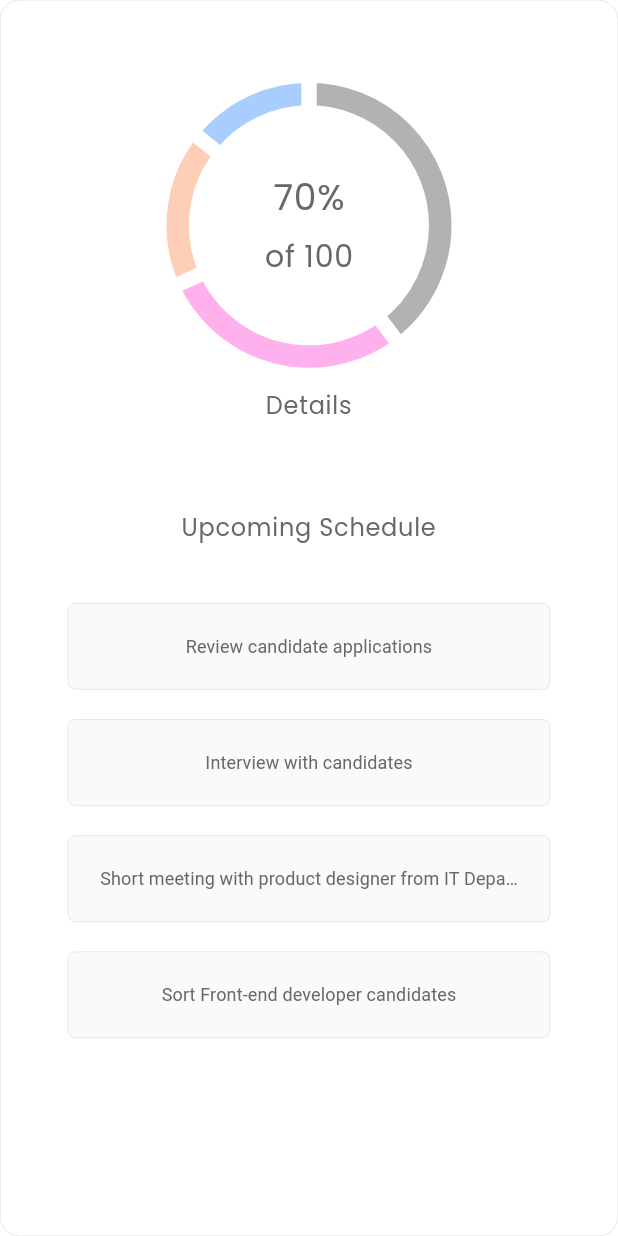
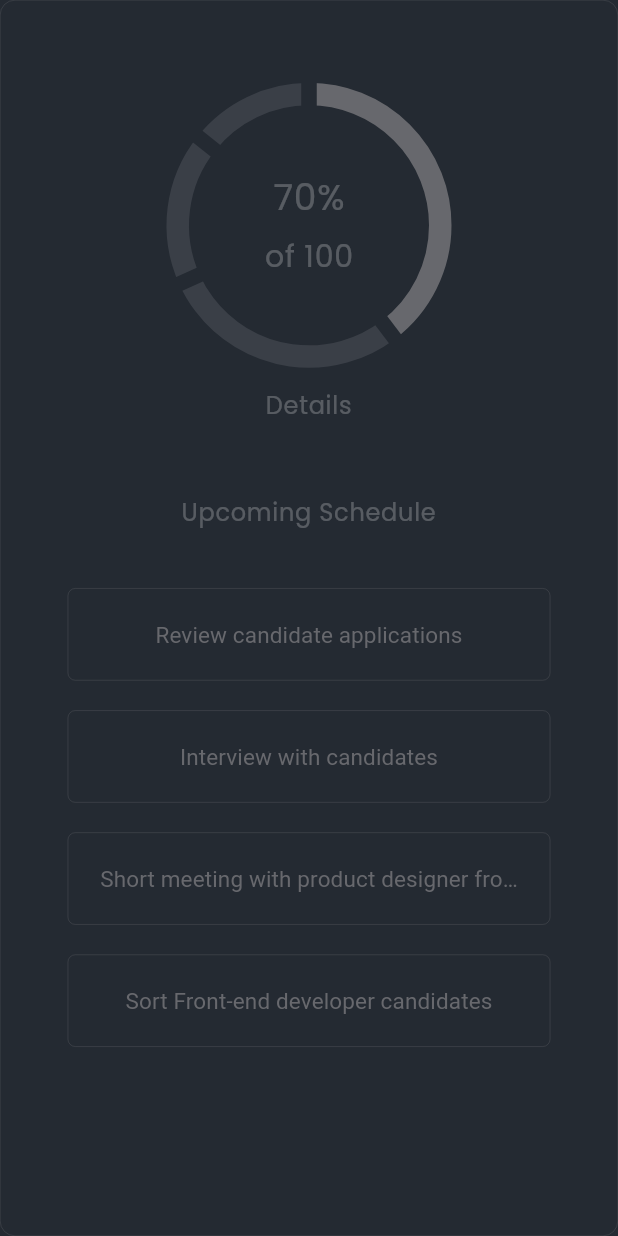
Before and after one commit to mdzarepour/Flutter_Responsive_Dashboard_Ui, a Flutter app: the DashboardActivityWidget widget shown alone on an empty page, opened directly, on a phone screen of 412 x 824 dp. Run offline on Flutter 3.47's test engine with Material 3 defaults, Android fonts, the phone set to English and light mode, and no system bars; drawn by our look-alikes of fl_chart; our stand-ins replace google_fonts, iconsax_flutter.

Commit message:
refactor: we use dark theme instead of defult light theme

```diff
--- a/lib/core/constants/dashboard_colors.dart
+++ b/lib/core/constants/dashboard_colors.dart
@@ -2,20 +2,31 @@ import 'package:flutter/material.dart';
 
 class DashboardColors {
   DashboardColors._();
-  static const Color primaryTitleColor = Color(0XFF303030);
-  static const Color primarySubtitleColor = Color(0XFF686868);
-  static const Color secondaryTitleColor = Color(0XFF303030);
-  static const Color secondarySubtitleColor = Color(0XFF686868);
-  static const Color mainColor = Color(0XFFFF5151);
-  static const Color secondaryColor = Color(0XFFFF9B6A);
-  static const Color tertiaryColor = Color(0XFF161E54);
-  static const Color backgroundColor = Color(0XFFFAFAFA);
-  static const Color justWhite = Color(0XFFFFFFFF);
-  static const Color justBlack = Color(0XFF000000);
-  static const Color drawerIconGrey = Color(0XFFB2B2B2);
-  static const Color containerBlue = Color.fromARGB(255, 170, 205, 255);
-  static const Color textBlue = Color(0XFF3786F1);
-  static const Color containerPink = Color.fromARGB(255, 255, 177, 238);
-  static const Color textPink = Color(0XFFEE61CF);
-  static const Color containerOrange = Color.fromARGB(255, 255, 206, 182);
+
+  static const Color scaffoldDarkBackGround = Color(0xff242A32);
+  static const Color scaffoldLightBackGround = Color.fromARGB(255, 54, 54, 54);
+  static const Color materialWhite = Color.fromARGB(60, 255, 255, 255);
+  static const Color materialSecondGrey = Color(0xff67686D);
+  static const Color materialFirstGrey = Color(0xff3A3F47);
+  static const Color materialBlue = Color(0xff0296E5);
+  static const Color materialRed = Colors.red;
+  static const Color materialYellow = Color(0xffFF8700);
+
+  static const Color primaryTitleColor = materialWhite;
+  static const Color primarySubtitleColor = materialSecondGrey;
+  static const Color secondaryTitleColor = materialWhite;
+  static const Color secondarySubtitleColor = materialSecondGrey;
+  static const Color mainColor = materialBlue;
+  static const Color secondaryColor = materialYellow;
+  static const Color tertiaryColor = materialBlue;
+  static const Color backgroundColor = scaffoldDarkBackGround;
+  static const Color justWhite = materialWhite;
+  static const Color justBlack = materialWhite;
+  static const Color drawerIconGrey = materialSecondGrey;
+
+  static const Color containerBlue = materialFirstGrey;
+  static const Color textBlue = materialBlue;
+  static const Color containerPink = materialFirstGrey;
+  static const Color textPink = materialRed;
+  static const Color containerOrange = materialFirstGrey;
 }
--- a/lib/core/theme/dashboard_text_theme.dart
+++ b/lib/core/theme/dashboard_text_theme.dart
@@ -1,47 +1,48 @@
 import 'package:flutter/material.dart';
 import 'package:google_fonts/google_fonts.dart';
-import 'package:responsive_dashboard/core/constants/dashboard_colors.dart';
+import 'package:responsive_dashboard/core/constants/dashboard_colors.dart'; // Import the new dark colors
 
 class DashboardTextTheme {
   DashboardTextTheme._();
   static TextTheme textTheme = TextTheme(
     titleLarge: GoogleFonts.poppins(
-      color: DashboardColors.justBlack,
+      color: DashboardColors
+          .secondaryTitleColor, // Changed from justBlack to white
       fontSize: 36,
       fontWeight: FontWeight.w700,
     ),
     titleMedium: GoogleFonts.roboto(
-      color: DashboardColors.secondarySubtitleColor,
+      color: DashboardColors.secondarySubtitleColor, // Grey for subtitles
       fontSize: 16,
       fontWeight: FontWeight.w400,
     ),
     titleSmall: GoogleFonts.roboto(
-      color: DashboardColors.secondarySubtitleColor,
-      fontSize: 12,
+      color: DashboardColors.secondarySubtitleColor, // Grey for subtitles
+      fontSize: 15,
       fontWeight: FontWeight.w400,
     ),
     displayLarge: GoogleFonts.poppins(
-      color: DashboardColors.tertiaryColor,
+      color: DashboardColors.tertiaryColor, // Accent blue for display large
       fontSize: 24,
       fontWeight: FontWeight.w400,
     ),
     displayMedium: GoogleFonts.poppins(
-      color: DashboardColors.tertiaryColor,
+      color: DashboardColors.tertiaryColor, // Accent blue for display medium
       fontSize: 18,
       fontWeight: FontWeight.w400,
     ),
     displaySmall: GoogleFonts.poppins(
-      color: DashboardColors.mainColor,
+      color: DashboardColors.mainColor, // Accent blue for display small
       fontSize: 14,
       fontWeight: FontWeight.w400,
     ),
     labelMedium: GoogleFonts.poppins(
-      color: DashboardColors.secondarySubtitleColor,
+      color: DashboardColors.secondaryTitleColor, // Grey for labels
       fontSize: 16,
       fontWeight: FontWeight.w400,
     ),
     labelSmall: GoogleFonts.poppins(
-      color: DashboardColors.justWhite,
+      color: DashboardColors.secondaryTitleColor, // White for small labels
       fontSize: 10,
       fontWeight: FontWeight.w400,
     ),
--- a/lib/core/theme/dashboard_theme.dart
+++ b/lib/core/theme/dashboard_theme.dart
@@ -1,37 +1,139 @@
 import 'package:flutter/material.dart';
+import 'package:google_fonts/google_fonts.dart';
 import 'package:responsive_dashboard/core/constants/dashboard_colors.dart';
 import 'package:responsive_dashboard/core/theme/dashboard_text_theme.dart';
 
 class DashboardTheme {
   DashboardTheme._();
   static ThemeData dashboardTheme = ThemeData(
-    iconTheme: const IconThemeData(color: DashboardColors.drawerIconGrey),
-    textTheme: DashboardTextTheme.textTheme,
+    brightness: Brightness
+        .dark, // Crucial for Flutter's built-in dark theme adaptations
+    scaffoldBackgroundColor:
+        DashboardColors.scaffoldDarkBackGround, // Main background
+    // Define a dark color scheme for more comprehensive themeing
+    colorScheme: ColorScheme.dark(
+      primary: DashboardColors.materialBlue, // Primary accent color
+      onPrimary:
+          DashboardColors.materialWhite, // Color for text/icons on primary
+      secondary: DashboardColors.materialYellow, // Secondary accent color
+      onSecondary:
+          DashboardColors.materialWhite, // Color for text/icons on secondary
+      surface: DashboardColors.materialFirstGrey, // Card/surface backgrounds
+      onSurface: DashboardColors.materialWhite, // Text/icons on surfaces
+      background: DashboardColors.scaffoldDarkBackGround, // General background
+      onBackground: DashboardColors.materialWhite, // Text/icons on background
+      error: DashboardColors.materialRed, // Error color
+      onError: DashboardColors.materialWhite, // Text/icons on error
+      brightness: Brightness.dark,
+    ),
+
+    iconTheme: const IconThemeData(
+      color: DashboardColors.drawerIconGrey,
+    ), // Icon color
+    textTheme: DashboardTextTheme.textTheme, // Use the new dark text theme
+
     inputDecorationTheme: InputDecorationTheme(
-      suffixIconColor: DashboardColors.drawerIconGrey,
+      suffixIconColor: DashboardColors.drawerIconGrey, // Suffix icon color
       contentPadding: const EdgeInsets.only(bottom: 10, left: 20),
       enabledBorder: OutlineInputBorder(
         borderRadius: BorderRadius.circular(5),
         borderSide: const BorderSide(
-          color: DashboardColors.drawerIconGrey,
+          color: DashboardColors.materialSecondGrey, // Border color
           width: 0.3,
         ),
       ),
       focusedBorder: OutlineInputBorder(
         borderRadius: BorderRadius.circular(5),
         borderSide: const BorderSide(
-          color: DashboardColors.drawerIconGrey,
-          width: 0.3,
+          color: DashboardColors.materialBlue, // Focused border accent
+          width: 0.8, // Slightly thicker when focused
         ),
       ),
       filled: true,
-      fillColor: DashboardColors.backgroundColor,
+      fillColor: DashboardColors.materialFirstGrey, // Input field background
+      hintStyle: GoogleFonts.roboto(
+        color: DashboardColors.materialSecondGrey, // Hint text color
+      ),
+      labelStyle: GoogleFonts.roboto(
+        color: DashboardColors.materialWhite, // Label text color
+      ),
     ),
-    scaffoldBackgroundColor: DashboardColors.justWhite,
+
     listTileTheme: ListTileThemeData(
       contentPadding: EdgeInsets.zero,
-      titleTextStyle: DashboardTextTheme.textTheme.titleMedium,
-      iconColor: DashboardColors.drawerIconGrey,
+      titleTextStyle: DashboardTextTheme.textTheme.titleMedium?.copyWith(
+        color: DashboardColors.materialWhite, // Ensure title is white
+      ),
+      subtitleTextStyle: DashboardTextTheme.textTheme.titleSmall?.copyWith(
+        color: DashboardColors.materialSecondGrey, // Ensure subtitle is grey
+      ),
+      iconColor: DashboardColors.drawerIconGrey, // Icon color in list tiles
+    ),
+
+    // AppBar Theme
+    appBarTheme: AppBarTheme(
+      backgroundColor: DashboardColors
+          .scaffoldLightBackGround, // A slightly different dark shade for AppBar
+      foregroundColor:
+          DashboardColors.materialWhite, // Text and icon color on AppBar
+      titleTextStyle: GoogleFonts.poppins(
+        color: DashboardColors.materialWhite,
+        fontSize: 20,
+        fontWeight: FontWeight.w600,
+      ),
+      iconTheme: const IconThemeData(color: DashboardColors.materialWhite),
+    ),
+
+    // Card Theme
+
+    // Elevated Button Theme
+    elevatedButtonTheme: ElevatedButtonThemeData(
+      style: ElevatedButton.styleFrom(
+        backgroundColor: DashboardColors.materialBlue, // Button background
+        foregroundColor:
+            DashboardColors.materialWhite, // Button text/icon color
+        shape: RoundedRectangleBorder(borderRadius: BorderRadius.circular(8.0)),
+        padding: const EdgeInsets.symmetric(horizontal: 20, vertical: 12),
+        textStyle: GoogleFonts.poppins(
+          fontSize: 16,
+          fontWeight: FontWeight.w500,
+        ),
+      ),
+    ),
+
+    // Text Button Theme
+    textButtonTheme: TextButtonThemeData(
+      style: TextButton.styleFrom(
+        foregroundColor: DashboardColors.materialBlue, // Text button color
+        textStyle: GoogleFonts.poppins(
+          fontSize: 16,
+          fontWeight: FontWeight.w500,
+        ),
+      ),
+    ),
+
+    // Floating Action Button Theme
+    floatingActionButtonTheme: const FloatingActionButtonThemeData(
+      backgroundColor: DashboardColors.materialYellow, // FAB background
+      foregroundColor: DashboardColors.materialWhite, // FAB icon color
+    ),
+
+    // BottomNavigationBar Theme
+    bottomNavigationBarTheme: BottomNavigationBarThemeData(
+      backgroundColor:
+          DashboardColors.scaffoldLightBackGround, // Bottom nav background
+      selectedItemColor: DashboardColors.materialBlue, // Selected icon/text
+      unselectedItemColor:
+          DashboardColors.materialSecondGrey, // Unselected icon/text
+      type: BottomNavigationBarType.fixed, // Or .shifting based on your design
+      elevation: 8.0,
+    ),
+
+    // Drawer Theme
+    drawerTheme: DrawerThemeData(
+      backgroundColor:
+          DashboardColors.scaffoldLightBackGround, // Drawer background
+      width: 250, // Example width
     ),
   );
 }
--- a/lib/core/utils/widgets/custom_card_widget.dart
+++ b/lib/core/utils/widgets/custom_card_widget.dart
@@ -8,9 +8,9 @@ class CustomCardWidget extends StatelessWidget {
   @override
   Widget build(BuildContext context) {
     return Container(
-      padding: const EdgeInsets.symmetric(horizontal: 20),
+      padding: const EdgeInsets.symmetric(horizontal: 20, vertical: 10),
       decoration: BoxDecoration(
-        border: Border.all(color: DashboardColors.drawerIconGrey, width: 0.1),
+        border: Border.all(color: DashboardColors.drawerIconGrey, width: 1.2),
         borderRadius: BorderRadiusDirectional.circular(10),
         color: DashboardColors.backgroundColor,
       ),
--- a/lib/screens/components/dashboard_activity/dashboard_activity_widget.dart
+++ b/lib/screens/components/dashboard_activity/dashboard_activity_widget.dart
@@ -11,8 +11,8 @@ class DashboardActivityWidget extends StatelessWidget {
     return Container(
       padding: const EdgeInsets.symmetric(vertical: 50, horizontal: 20),
       decoration: BoxDecoration(
-        borderRadius: BorderRadius.circular(13),
-        color: DashboardColors.justWhite,
+        borderRadius: BorderRadius.circular(10),
+        color: DashboardColors.scaffoldDarkBackGround,
         border: Border.all(color: DashboardColors.drawerIconGrey, width: 0.2),
       ),
       child: Column(
--- a/lib/screens/components/dashboard_activity/dashboard_activity_widget_schedule.dart
+++ b/lib/screens/components/dashboard_activity/dashboard_activity_widget_schedule.dart
@@ -11,10 +11,9 @@ class DashboardActivityWidgetSchedule extends StatelessWidget {
   Widget build(BuildContext context) {
     final data = ScheduleData();
     return Padding(
-      padding: const EdgeInsets.symmetric(vertical: 20, horizontal: 25),
-      child: ColoredBox(
-        color: DashboardColors.justWhite,
+      padding: const EdgeInsets.symmetric(vertical: 10, horizontal: 25),
       child: Column(
+        mainAxisSize: MainAxisSize.max,
         crossAxisAlignment: CrossAxisAlignment.stretch,
         children: [
           Text(
@@ -27,7 +26,6 @@ class DashboardActivityWidgetSchedule extends StatelessWidget {
             DashboardActivityWidgetScheduleCard(data: data, index: index),
         ],
       ),
-      ),
     );
   }
 }
--- a/lib/screens/components/dashboard_main_content/dashboard_main_content_widget_bargraph_row.dart
+++ b/lib/screens/components/dashboard_main_content/dashboard_main_content_widget_bargraph_row.dart
@@ -19,7 +19,7 @@ class DashboardMainContentWidgetBargraphRow extends StatelessWidget {
         mainAxisSpacing: 15,
         crossAxisSpacing: 15,
         childAspectRatio: isMobile ? 1 / 0.4 : 2 / 1.1,
-        mainAxisExtent: 130,
+        mainAxisExtent: 180,
       ),
       itemBuilder: (context, index) {
         return DashboardMainContentWidgetBargraphRowCard(
--- a/lib/screens/components/dashboard_main_content/dashboard_main_content_widget_table.dart
+++ b/lib/screens/components/dashboard_main_content/dashboard_main_content_widget_table.dart
@@ -14,7 +14,7 @@ class DashboardMainContentWidgetTable extends StatelessWidget {
     return Container(
       padding: const EdgeInsets.symmetric(vertical: 20, horizontal: 25),
       decoration: BoxDecoration(
-        color: DashboardColors.justWhite,
+        color: DashboardColors.scaffoldDarkBackGround,
         borderRadius: BorderRadius.circular(15),
         border: Border.all(color: DashboardColors.drawerIconGrey, width: 0.2),
       ),
--- a/lib/screens/components/dashboard_main_content/dashboard_main_content_widget_table_card.dart
+++ b/lib/screens/components/dashboard_main_content/dashboard_main_content_widget_table_card.dart
@@ -18,8 +18,14 @@ class DashboardMainContentWidgetTableCard extends StatelessWidget {
     TextTheme textTheme = Theme.of(context).textTheme;
     return Padding(
       padding: const EdgeInsets.only(bottom: 20),
-      child: CustomCardWidget(
+      child: Container(
+        decoration: BoxDecoration(
+          border: Border.all(color: DashboardColors.materialFirstGrey),
+          borderRadius: BorderRadius.circular(8),
+          color: DashboardColors.scaffoldDarkBackGround,
+        ),
         child: ListTile(
+          contentPadding: const EdgeInsets.symmetric(horizontal: 20),
           trailing: SizedBox(
             width: 100,
             child: Row(
@@ -40,13 +46,16 @@ class DashboardMainContentWidgetTableCard extends StatelessWidget {
             maxLines: 1,
             data.tableItemsData[index].description,
           ),
-          subtitle: Text(
-            overflow: TextOverflow.ellipsis,
-            maxLines: 1,
-            style: textTheme.labelSmall!.copyWith(
-              color: DashboardColors.secondarySubtitleColor,
+          subtitle: Padding(
+            padding: const EdgeInsets.only(top: 5),
+            child: Text(
+              overflow: TextOverflow.ellipsis,
+              maxLines: 1,
+              style: textTheme.labelSmall!.copyWith(
+                color: DashboardColors.secondarySubtitleColor,
+              ),
+              data.tableItemsData[index].date,
             ),
-            data.tableItemsData[index].date,
           ),
         ),
       ),
```
Lines whose indentation alone changed are shown as unchanged.
